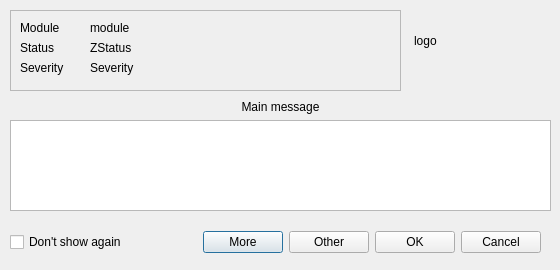
Before: the Qt Designer form zcontentutils/zexceptiondlg.ui in seth-world/zcontent, drawn with Qt 5.
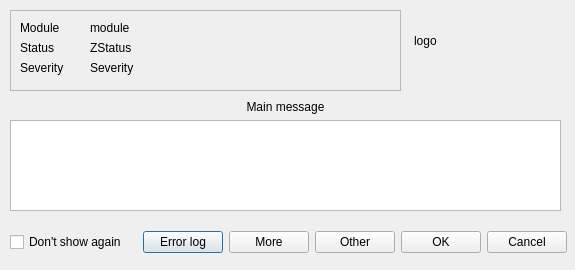
After: the same form once the commit is applied.

```diff
--- a/zcontentutils/zexceptiondlg.ui
+++ b/zcontentutils/zexceptiondlg.ui
@@ -6,7 +6,7 @@
    <rect>
     <x>0</x>
     <y>0</y>
-    <width>560</width>
+    <width>575</width>
     <height>270</height>
    </rect>
   </property>
@@ -18,7 +18,7 @@
     <rect>
      <x>10</x>
      <y>230</y>
-     <width>531</width>
+     <width>557</width>
      <height>25</height>
     </rect>
    </property>
@@ -43,6 +43,13 @@
       </property>
      </spacer>
     </item>
+    <item>
+     <widget class="QPushButton" name="ErrlogBTn">
+      <property name="text">
+       <string>Error log</string>
+      </property>
+     </widget>
+    </item>
     <item>
      <widget class="QPushButton" name="MoreBTn">
       <property name="text">
@@ -203,7 +210,7 @@
     <rect>
      <x>10</x>
      <y>100</y>
-     <width>541</width>
+     <width>551</width>
      <height>111</height>
     </rect>
    </property>
```
